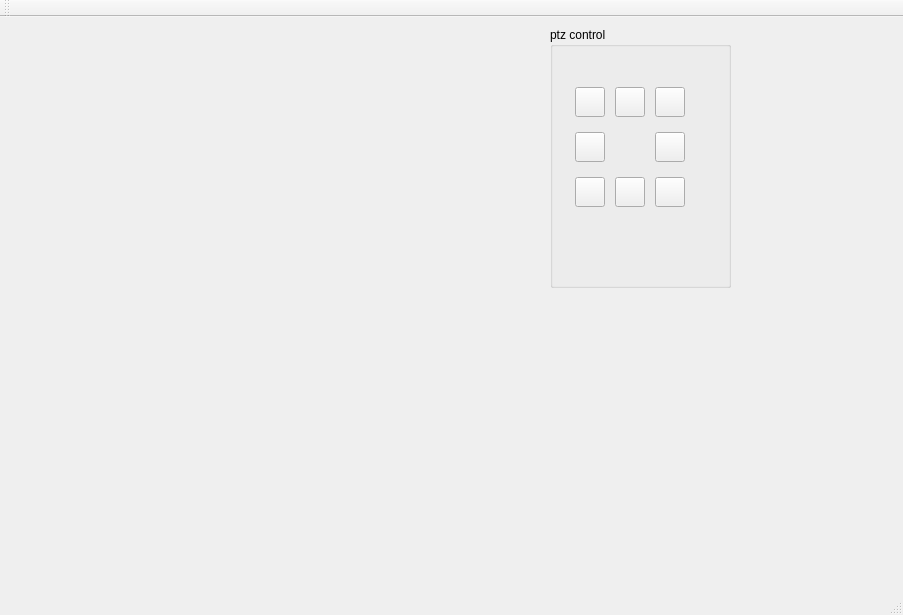
Above: platmainw.ui from dulton/plat before the change. Below: the same form after it.
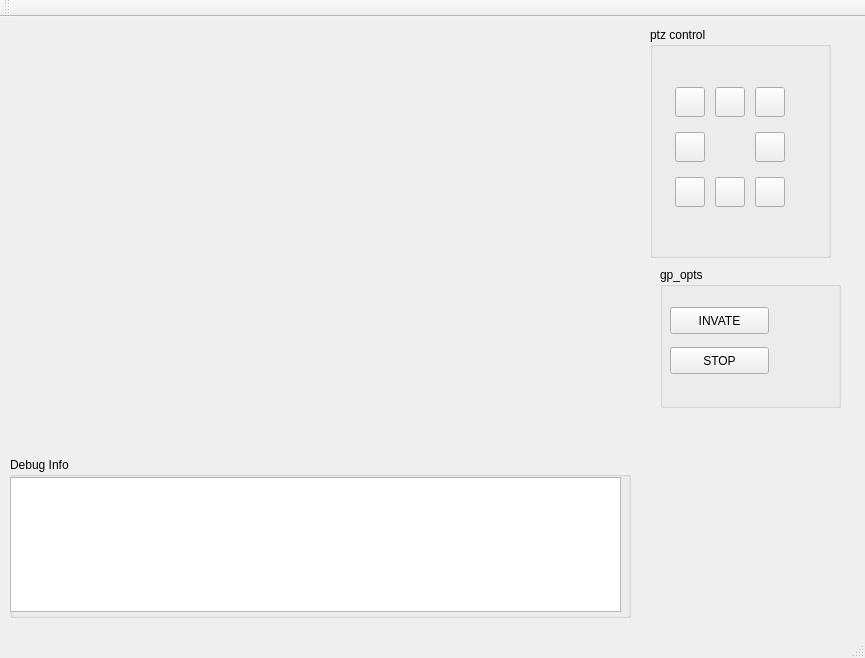
That is the form after the change.

The edit to the form file:
```diff
--- a/platmainw.ui
+++ b/platmainw.ui
@@ -6,8 +6,8 @@
    <rect>
     <x>0</x>
     <y>0</y>
-    <width>903</width>
-    <height>615</height>
+    <width>865</width>
+    <height>658</height>
    </rect>
   </property>
   <property name="windowTitle">
@@ -19,18 +19,18 @@
      <rect>
       <x>10</x>
       <y>10</y>
-      <width>521</width>
-      <height>391</height>
+      <width>611</width>
+      <height>411</height>
      </rect>
     </property>
    </widget>
    <widget class="QGroupBox" name="gp_ptz">
     <property name="geometry">
      <rect>
-      <x>550</x>
+      <x>650</x>
       <y>10</y>
       <width>181</width>
-      <height>261</height>
+      <height>231</height>
      </rect>
     </property>
     <property name="title">
@@ -201,6 +201,68 @@
      </layout>
     </widget>
    </widget>
+   <widget class="QGroupBox" name="gp_debug">
+    <property name="geometry">
+     <rect>
+      <x>10</x>
+      <y>440</y>
+      <width>621</width>
+      <height>161</height>
+     </rect>
+    </property>
+    <property name="title">
+     <string>Debug Info</string>
+    </property>
+    <widget class="QTextBrowser" name="txt_debug">
+     <property name="geometry">
+      <rect>
+       <x>0</x>
+       <y>20</y>
+       <width>611</width>
+       <height>135</height>
+      </rect>
+     </property>
+    </widget>
+   </widget>
+   <widget class="QGroupBox" name="gp_opts">
+    <property name="geometry">
+     <rect>
+      <x>660</x>
+      <y>250</y>
+      <width>181</width>
+      <height>141</height>
+     </rect>
+    </property>
+    <property name="title">
+     <string>gp_opts</string>
+    </property>
+    <widget class="QPushButton" name="btn_invate">
+     <property name="geometry">
+      <rect>
+       <x>10</x>
+       <y>40</y>
+       <width>99</width>
+       <height>27</height>
+      </rect>
+     </property>
+     <property name="text">
+      <string>INVATE</string>
+     </property>
+    </widget>
+    <widget class="QPushButton" name="btn_stop">
+     <property name="geometry">
+      <rect>
+       <x>10</x>
+       <y>80</y>
+       <width>99</width>
+       <height>27</height>
+      </rect>
+     </property>
+     <property name="text">
+      <string>STOP</string>
+     </property>
+    </widget>
+   </widget>
   </widget>
   <widget class="QMenuBar" name="menuBar">
    <property name="geometry">
```
Left out of the diff: 2 changed lines with no effect on the pictures.
